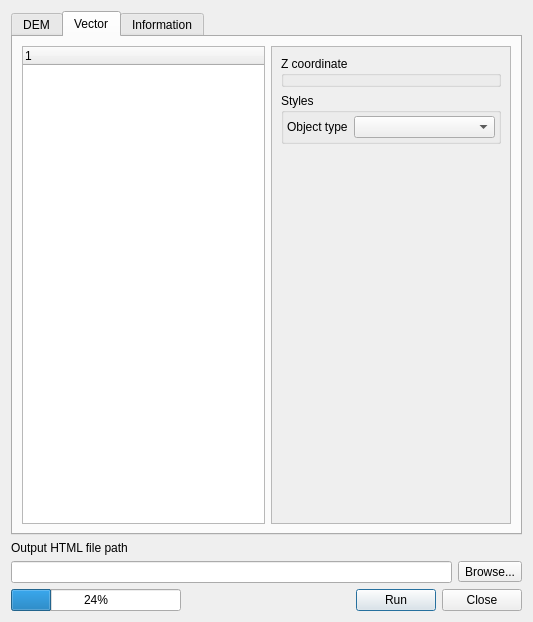
minorua/Qgis2threejs, file qgis2threejsdialog.ui: the form before one commit.
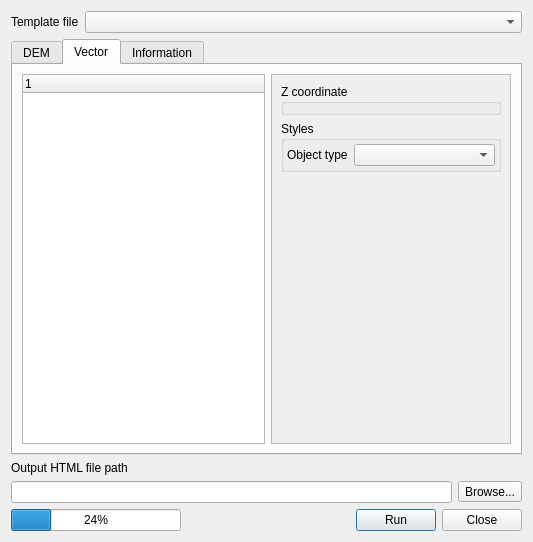
The form after the commit. The open tabs and pages were chosen to show the change.

Commit message: add a combobox to select template

```diff
--- a/qgis2threejsdialog.ui
+++ b/qgis2threejsdialog.ui
@@ -7,7 +7,7 @@
     <x>0</x>
     <y>0</y>
     <width>533</width>
-    <height>622</height>
+    <height>542</height>
    </rect>
   </property>
   <property name="sizePolicy">
@@ -20,7 +20,7 @@
    <string>Qgis2threejs</string>
   </property>
   <layout class="QGridLayout" name="gridLayout">
-   <item row="0" column="0">
+   <item row="3" column="0">
     <layout class="QVBoxLayout" name="verticalLayout">
      <item>
       <widget class="QTabWidget" name="tabWidget">
@@ -641,7 +641,7 @@
                   <x>0</x>
                   <y>0</y>
                   <width>238</width>
-                  <height>435</height>
+                  <height>368</height>
                  </rect>
                 </property>
                 <layout class="QGridLayout" name="gridLayout_10">
@@ -886,6 +886,27 @@
      </item>
     </layout>
    </item>
+   <item row="2" column="0">
+    <layout class="QFormLayout" name="formLayout_3">
+     <item row="0" column="0">
+      <widget class="QLabel" name="label">
+       <property name="text">
+        <string>Template file</string>
+       </property>
+      </widget>
+     </item>
+     <item row="0" column="1">
+      <widget class="QComboBox" name="comboBox_Template">
+       <property name="sizePolicy">
+        <sizepolicy hsizetype="Expanding" vsizetype="Fixed">
+         <horstretch>0</horstretch>
+         <verstretch>0</verstretch>
+        </sizepolicy>
+       </property>
+      </widget>
+     </item>
+    </layout>
+   </item>
   </layout>
  </widget>
  <resources/>
```
The commit also changes 7 other files.
